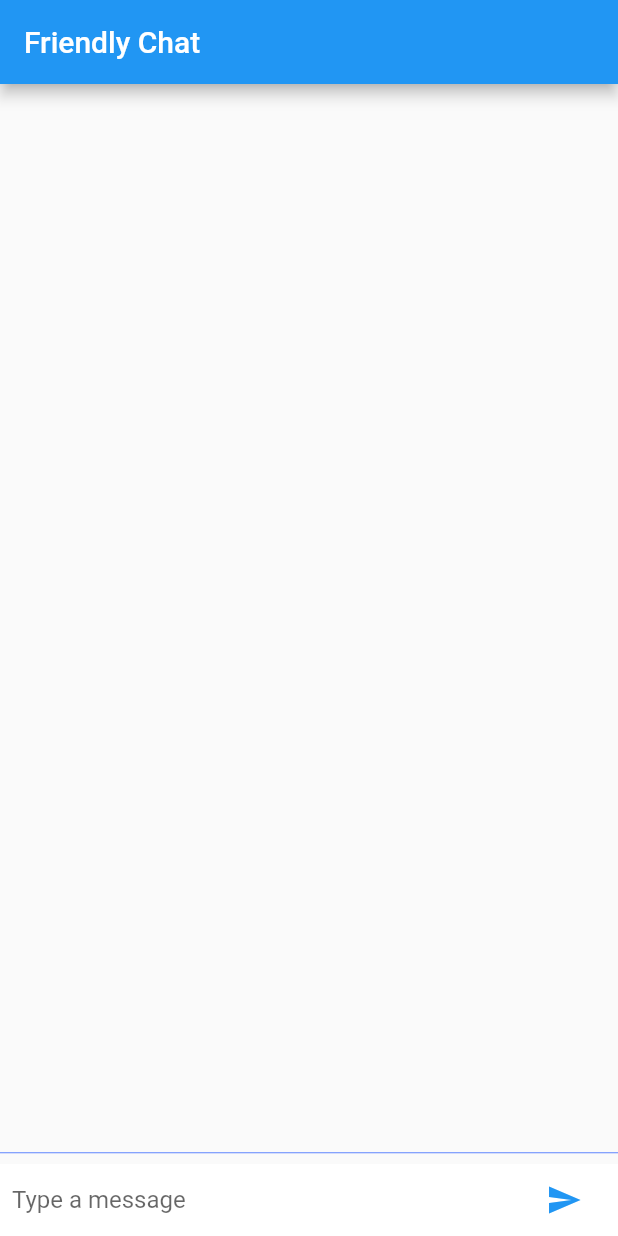
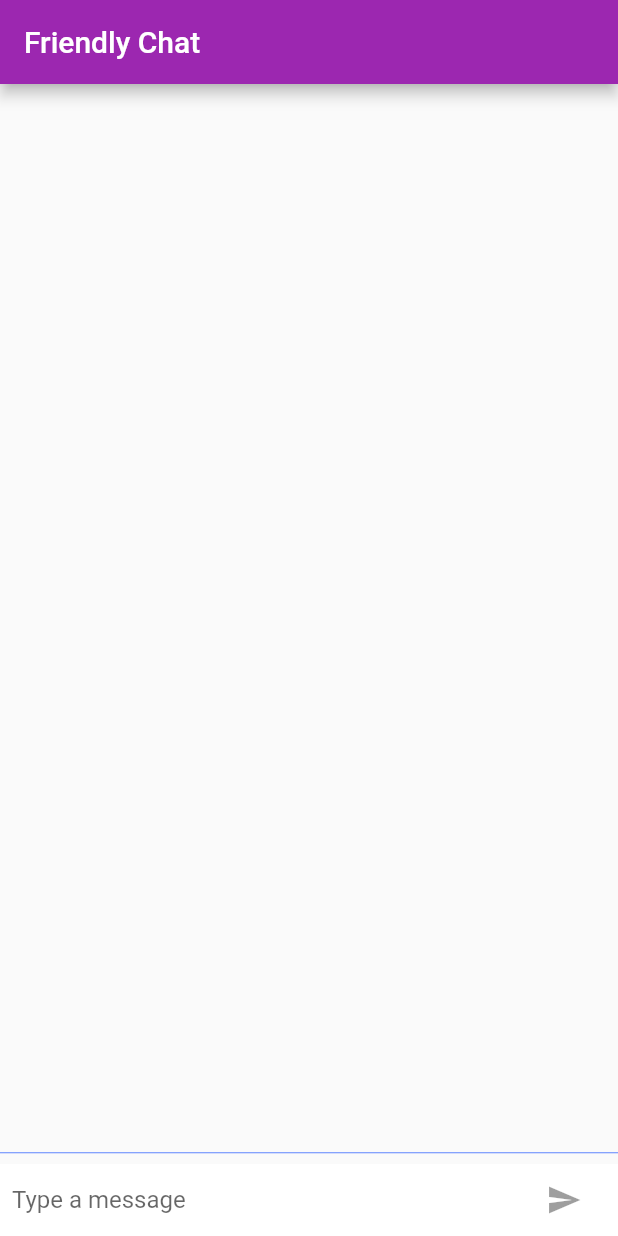
Before and after one commit to jmlatham/friendly_chat, a Flutter app: the screen it shows after launch, on a phone screen of 412 x 824 dp. Run offline on Flutter 3.47's test engine with Material 2 defaults, Android fonts, the phone set to English and light mode, and no system bars.

Commit message:
Added theming and message wrapper.

```diff
--- a/lib/main.dart
+++ b/lib/main.dart
@@ -1,3 +1,4 @@
+import 'package:flutter/foundation.dart';
 import 'package:flutter/material.dart';
 
 void main() {
@@ -5,6 +6,17 @@ void main() {
     const FriendlyChatApp(),
   );
 }
+
+final ThemeData kIOSTheme = ThemeData(
+  primarySwatch: Colors.orange,
+  primaryColor: Colors.grey[100],
+  primaryColorBrightness: Brightness.light,
+);
+
+final ThemeData kDefaultTheme = ThemeData(
+  colorScheme: ColorScheme.fromSwatch(primarySwatch: Colors.purple)
+      .copyWith(secondary: Colors.orangeAccent[400]),
+);
 
 String _name = 'Cool Cat';
 
@@ -15,9 +27,12 @@ class FriendlyChatApp extends StatelessWidget {
 
   @override
   Widget build(BuildContext context) {
-    return const MaterialApp(
+    return MaterialApp(
       title: 'Friendly Chat',
-      home: ChatScreen(),
+      theme: defaultTargetPlatform == TargetPlatform.iOS
+          ? kIOSTheme
+          : kDefaultTheme,
+      home: const ChatScreen(),
     );
   }
 }
@@ -46,7 +61,8 @@ class ChatMessage extends StatelessWidget {
               margin: const EdgeInsets.only(right: 16.0),
               child: CircleAvatar(child: Text(_name[0])),
             ),
-            Column(
+            Expanded(
+              child: Column(
                 crossAxisAlignment: CrossAxisAlignment.start,
                 children: [
                   Text(_name, style: Theme.of(context).textTheme.headline4),
@@ -55,6 +71,7 @@ class ChatMessage extends StatelessWidget {
                     child: Text(text),
                   ),
                 ],
+              ),
             ),
           ],
         ),
@@ -74,12 +91,14 @@ class _ChatScreenState extends State<ChatScreen> with TickerProviderStateMixin {
   final List<ChatMessage> _messages = [];
   final _textController = TextEditingController();
   final FocusNode _focusNode = FocusNode();
+  bool _isComposing = false;
 
   @override
   Widget build(BuildContext context) {
     return Scaffold(
       appBar: AppBar(
         title: const Text('Friendly Chat'),
+        elevation: Theme.of(context).platform == TargetPlatform.iOS ? 0.0 : 4.0,
       ),
       body: Column(
         children: [
@@ -109,23 +128,29 @@ class _ChatScreenState extends State<ChatScreen> with TickerProviderStateMixin {
           Flexible(
             child: TextField(
               controller: _textController,
-              onSubmitted: _handleSubmitted,
+              onChanged: (text) {
+                setState(() {
+                  _isComposing = text.isNotEmpty;
+                });
+              },
+              onSubmitted: _isComposing ? _handleSubmitted : null,
               decoration:
                   const InputDecoration.collapsed(hintText: 'Type a message'),
               focusNode: _focusNode,
             ),
           ),
           IconTheme(
-            data: IconThemeData(color: Theme.of(context).colorScheme.secondary),
+              data:
+                  IconThemeData(color: Theme.of(context).colorScheme.secondary),
               child: Container(
                 margin: const EdgeInsets.symmetric(horizontal: 4.0),
                 child: IconButton(
-                  icon: const Icon(Icons.send //,
-                      // color: Colors.blue,
-                      // size:30.0
+                  icon: const Icon(Icons.send),
+                  onPressed: _isComposing
+                      ? () => _handleSubmitted(_textController.text)
+                      : null,
                 ),
-                  onPressed: () => _handleSubmitted(_textController.text)),
-            ),
+              )
           )
         ],
       ),
@@ -134,6 +159,9 @@ class _ChatScreenState extends State<ChatScreen> with TickerProviderStateMixin {
 
   void _handleSubmitted(String text) {
     _textController.clear();
+    setState(() {
+      _isComposing = false;
+    });
     var message = ChatMessage(
       text: text,
       animationController: AnimationController(
```
Lines whose indentation alone changed are shown as unchanged.
